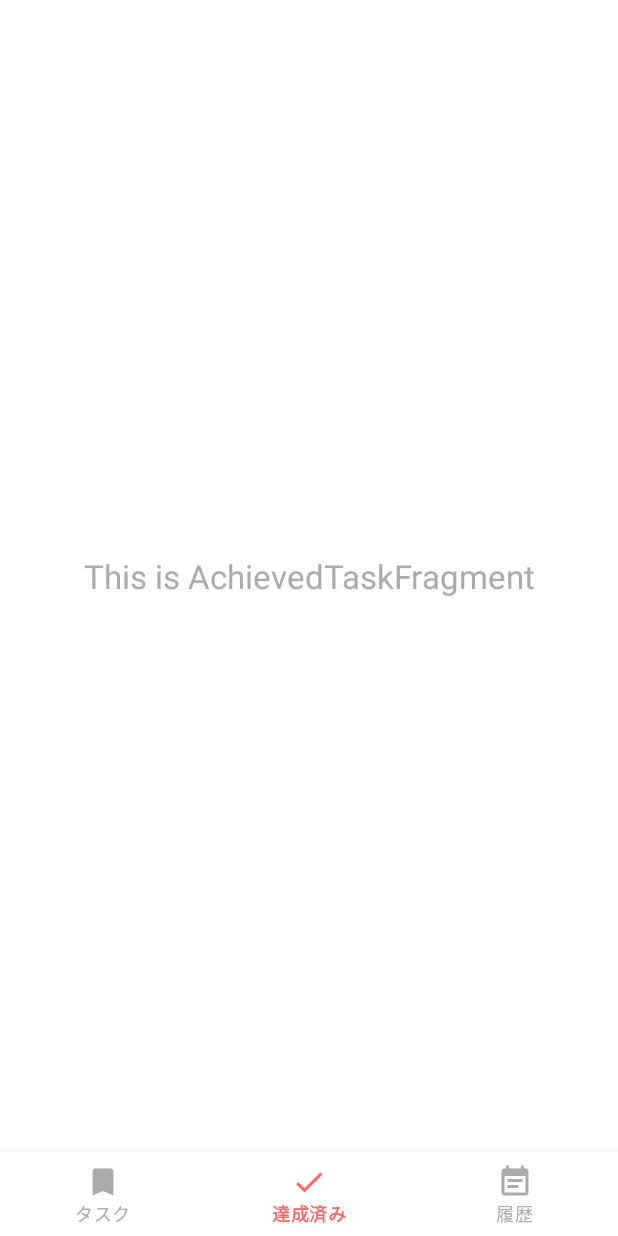
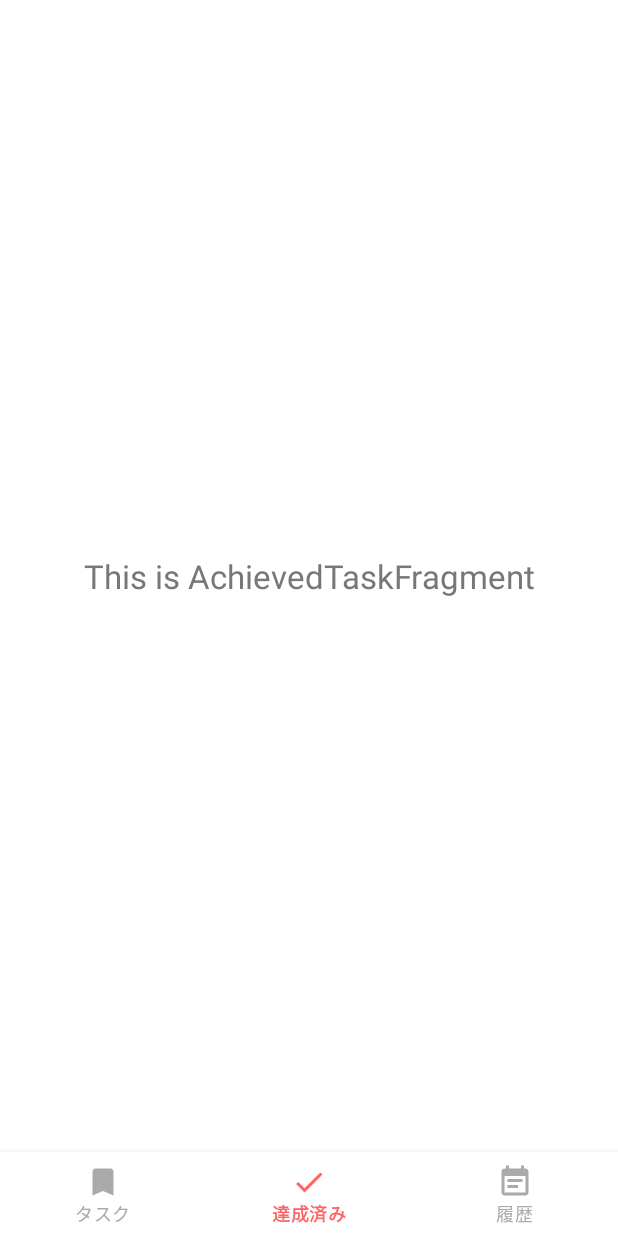
Before and after one commit to FNYukii/TaskNotebook, an Android app: the AchievedTaskFragment screen opened through its navigation route, on a phone screen of 412 x 824 dp. Run offline under Robolectric (Android 15) with nearby library versions, the phone set to English and light mode, and no system bars; our stand-ins replace navigation-ui; libraries missing offline, so code that uses them is left out: io.realm, io.realm.kotlin; 1 statement that could not run was skipped.

Commit message:
色の使用箇所を把握した

```diff
--- a/app/src/main/res/layout/fragment_achieved_task.xml
+++ b/app/src/main/res/layout/fragment_achieved_task.xml
@@ -10,7 +10,7 @@
         android:layout_width="wrap_content"
         android:layout_height="wrap_content"
         android:text="This is AchievedTaskFragment"
-        android:textColor="@color/gray"
+        android:textColor="@color/weak"
         android:textAppearance="@style/TextAppearance.AppCompat.Large"
         app:layout_constraintBottom_toBottomOf="parent"
         app:layout_constraintEnd_toEndOf="parent"
--- a/app/src/main/res/layout/fragment_history.xml
+++ b/app/src/main/res/layout/fragment_history.xml
@@ -10,7 +10,7 @@
         android:layout_width="wrap_content"
         android:layout_height="wrap_content"
         android:text="This is HistoryFragment"
-        android:textColor="@color/gray"
+        android:textColor="@color/weak"
         android:textAppearance="@style/TextAppearance.AppCompat.Large"
         app:layout_constraintBottom_toBottomOf="parent"
         app:layout_constraintEnd_toEndOf="parent"
--- a/app/src/main/res/values-night/colors.xml
+++ b/app/src/main/res/values-night/colors.xml
@@ -2,7 +2,6 @@
 <resources>
 
     <!-- DARK THEME -->
-    <!-- primary -->
     <color name="strong">#FFFFFF</color>
     <color name="weak">#AAAAAA</color>
 
```
Also changed, not shown: app/src/main/res/values/colors.xml (+6 -2 lines).
